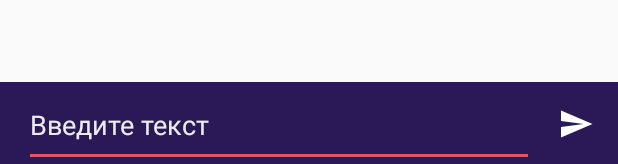
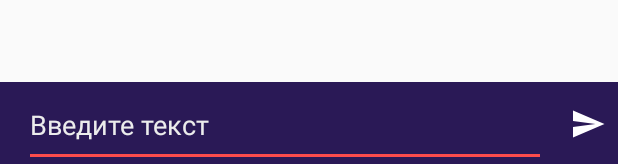
Before and after one commit to KatMisato/dev-intensive-2019, an Android app: the layout activity_main.xml on its own in the app's theme, with its tools: preview values and no code run, on a phone screen of 412 x 824 dp. Shown: the part 1069-1233 px from the top of the screen. Run offline under Robolectric (Android 15) with nearby library versions, the phone set to English and light mode, and no system bars.

Commit message:
fix isKeyboardOpen

```diff
--- a/app/src/main/java/ru/skillbranch/devintensive/extensions/Activity.kt
+++ b/app/src/main/java/ru/skillbranch/devintensive/extensions/Activity.kt
@@ -17,7 +17,7 @@ fun Activity.hideKeyboard() {
 }
 
 fun Activity.isKeyboardOpen(): Boolean {
-    val rootView = (findViewById<ViewGroup>(R.id.content)).getChildAt(0) as ViewGroup
+    val rootView = window.decorView
     val r = Rect()
     rootView.getWindowVisibleDisplayFrame(r)
     val dm: DisplayMetrics = rootView.resources.displayMetrics
--- a/app/src/main/java/ru/skillbranch/devintensive/models/Bender.kt
+++ b/app/src/main/java/ru/skillbranch/devintensive/models/Bender.kt
@@ -1,7 +1,7 @@
 package ru.skillbranch.devintensive.models
 
 class Bender(var status: Status = Status.NORMAL, var question: Question = Question.NAME) {
-    private var errorCount: Int = 0
+    var errorCount: Int = 0
 
     enum class Status(val color: Triple<Int, Int, Int>) {
         NORMAL(Triple(255, 255, 255)),
--- a/app/src/main/res/layout/activity_main.xml
+++ b/app/src/main/res/layout/activity_main.xml
@@ -50,7 +50,7 @@
             android:layout_width="@dimen/send_button_size"
             android:layout_height="@dimen/send_button_size"
             android:layout_gravity="center"
-            android:layout_marginEnd="@dimen/spacing_normal_16"
+            android:layout_marginEnd="@dimen/spacing_small_8"
             android:contentDescription="@null"
             android:src="@drawable/ic_send_black_24dp" />
     </LinearLayout>
```
